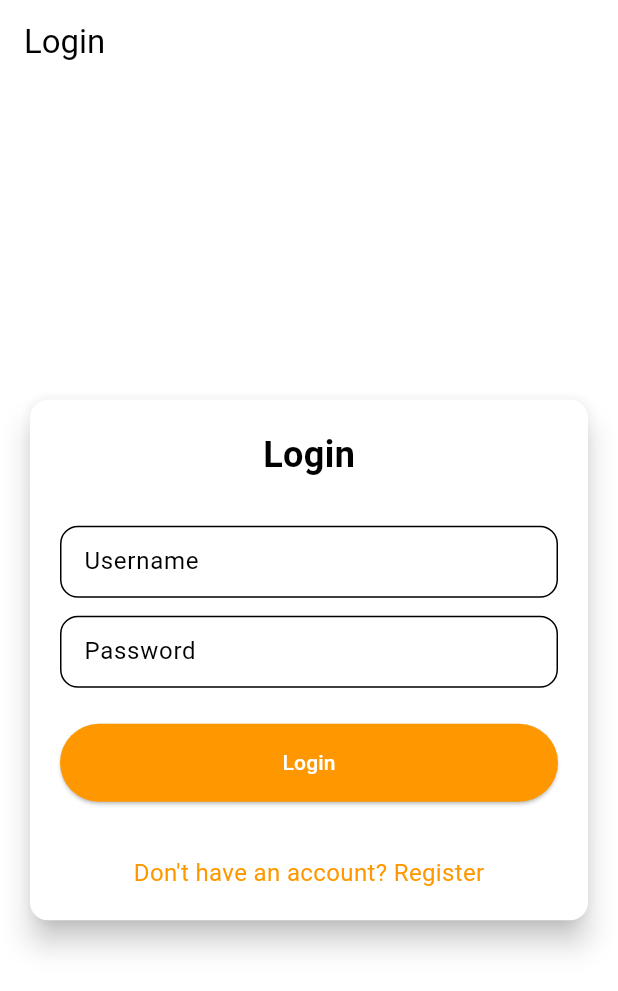
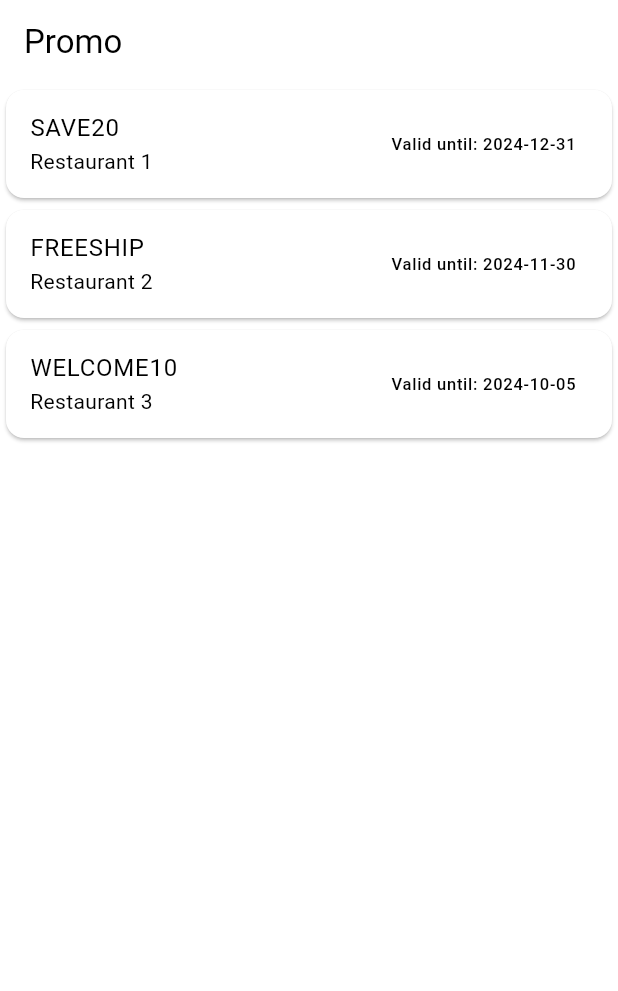
Before and after one commit to PBP-242-D11/roso-jogja-mobile, a Flutter app: the screen it shows after launch, on a phone screen of 412 x 824 dp. Shown: the top 991 px of the screen. Run offline on Flutter 3.47's test engine with Material 3 defaults, Android fonts, the phone set to English and light mode, and no system bars.

Commit message:
static promo home

```diff
--- /dev/null
+++ b/lib/features/promo/pages/promo_home.dart
@@ -0,0 +1,74 @@
+import 'package:flutter/material.dart';
+
+void main() {
+  runApp(PromoHome());
+}
+
+class PromoHome extends StatelessWidget {
+  @override
+  Widget build(BuildContext context) {
+    return MaterialApp(
+      home: PromoOverviewPage(),
+      theme: ThemeData(
+        // Orange and white color scheme
+        colorScheme: ColorScheme.fromSwatch(
+          primarySwatch: Colors.orange,
+          backgroundColor: Colors.white,
+          cardColor: Colors.white,
+          errorColor: Colors.red,
+          brightness: Brightness.light,
+        ),
+        // Default font family
+        fontFamily: 'Roboto',
+        // Default text theme
+        textTheme: const TextTheme(
+          headlineMedium: TextStyle(
+            fontSize: 48.0,
+            fontWeight: FontWeight.bold,
+          ),
+        ),
+        useMaterial3: true,
+      ),
+    );
+  }
+}
+
+class PromoOverviewPage extends StatelessWidget {
+  // Akan diubah dengan promo yang diambil dari backend Django
+  final List<Promo> promos = [
+    Promo(promo_code: "SAVE20", value: 10, restaurant: "Restaurant 1", expiry_date: "2024-12-31"),
+    Promo(promo_code: "FREESHIP", value: 5000, restaurant: "Restaurant 2", expiry_date: "2024-11-30"),
+    Promo(promo_code: "WELCOME10", value: 5, restaurant: "Restaurant 3", expiry_date: "2024-10-05"),
+  ];
+
+  @override
+  Widget build(BuildContext context) {
+    return Scaffold(
+      appBar: AppBar(
+        title: Text('Promo'),
+
+      ),
+      body: ListView.builder(
+        itemCount: promos.length,
+        itemBuilder: (context, index) {
+          return Card(
+            child: ListTile(
+              title: Text(promos[index].promo_code),
+              subtitle: Text(promos[index].restaurant),
+              trailing: Text('Valid until: ${promos[index].expiry_date}'),
+            ),
+          );
+        },
+      ),
+    );
+  }
+}
+
+class Promo {
+  String promo_code;
+  String restaurant;
+  String expiry_date;
+  int value;
+
+  Promo({required this.promo_code, required this.value, required this.restaurant, required this.expiry_date});
+}
--- a/lib/main.dart
+++ b/lib/main.dart
@@ -1,5 +1,6 @@
 import 'package:flutter/material.dart';
 import 'features/auth/pages/login.dart';
+import 'features/promo/pages/promo_home.dart';
 
 void main() {
   runApp(const MyApp());
@@ -34,7 +35,7 @@ class MyApp extends StatelessWidget {
         useMaterial3: true,
       ),
       // Page kalian yang ingin ditampilkan waktu app dimulai
-      home: const LoginPage(),
+      home: PromoHome(),
     );
   }
 }
```
